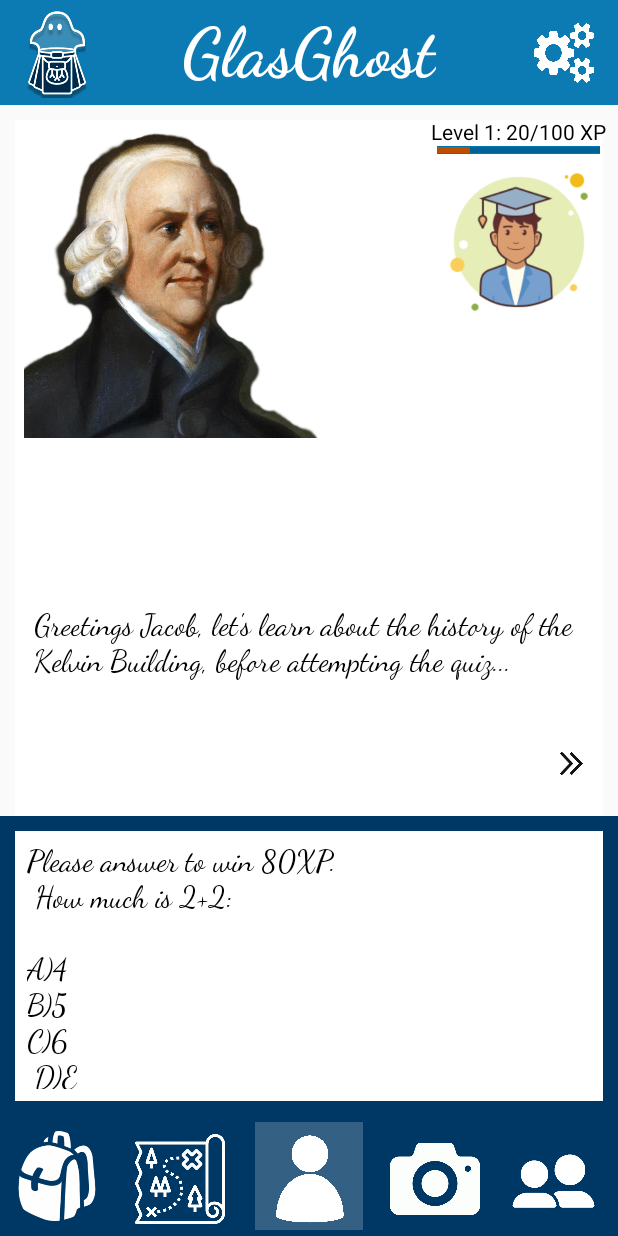
After one commit to 2145673B/Glasghost, an Android app: the QuizActivity screen opened directly, with no data from a screen before it, on a phone screen of 412 x 824 dp. The commit adds this screen. Run offline under Robolectric (Android 15) with nearby library versions, the phone set to English and light mode, and no system bars; Roboto replaces fonts that are not available here.

Commit message:
added history bubble

```diff
--- a/app/src/main/AndroidManifest.xml
+++ b/app/src/main/AndroidManifest.xml
@@ -9,7 +9,8 @@
         android:roundIcon="@mipmap/ic_launcher_round"
         android:supportsRtl="true"
         android:theme="@style/AppTheme">
-        <activity android:name=".DailyQuestsActivity"></activity>
+        <activity android:name=".QuizActivity"></activity>
+        <activity android:name=".DailyQuestsActivity" />
         <activity android:name=".MapActivity" />
         <activity android:name=".TutorialActivity" />
         <activity android:name=".MainActivity">
--- /dev/null
+++ b/app/src/main/java/com/example/glasghost/QuizActivity.java
@@ -0,0 +1,40 @@
+package com.example.glasghost;
+
+import androidx.appcompat.app.AppCompatActivity;
+
+import android.content.Intent;
+import android.os.Bundle;
+import android.view.View;
+import android.widget.ImageButton;
+import android.widget.TextView;
+
+public class QuizActivity extends AppCompatActivity {
+    static int i = 0;
+    @Override
+    protected void onCreate(Bundle savedInstanceState) {
+        super.onCreate(savedInstanceState);
+        setContentView(R.layout.activity_quiz);
+        nextSpeechBubble();
+    }
+
+    private void nextSpeechBubble() {
+        final TextView speechBubble = findViewById(R.id.speech_bubble);
+        ImageButton nextBubble = findViewById(R.id.nextSpeech);
+
+        final String[] strings = {"he Kelvin Building, originally known as the Natural Philosophy Building, was named after Lord Kelvin and was designed by Scottish architect James Miller.",
+                "The building was completed in 1906 and was formally opened by the Prince and Princess of Wales on 23 April 1907.",
+                "The Kelvin Building was also the first building at Gilmorehill to be equipped with the American Electric Utilities Company's 'Metaphone' system, an internal telephone network that could operate without a central switchboard."};
+
+        nextBubble.setOnClickListener(new View.OnClickListener() {
+            @Override
+            public void onClick(View v) {
+                if (i < strings.length) {
+                    speechBubble.setText(strings[i]);
+                    i++;
+                } else {
+                    speechBubble.setText("Please attempt the quiz know to win 80XP");
+                }
+            }
+        });
+    }
+}
--- /dev/null
+++ b/app/src/main/res/layout/activity_quiz.xml
@@ -0,0 +1,304 @@
+<?xml version="1.0" encoding="utf-8"?>
+<androidx.constraintlayout.widget.ConstraintLayout xmlns:android="http://schemas.android.com/apk/res/android"
+    xmlns:app="http://schemas.android.com/apk/res-auto"
+    xmlns:tools="http://schemas.android.com/tools"
+    android:layout_width="match_parent"
+    android:layout_height="match_parent"
+    tools:context=".QuizActivity">
+
+
+    <View
+        android:id="@+id/quests"
+        android:layout_width="0dp"
+        android:layout_height="0dp"
+        android:layout_margin="10dp"
+        android:background="@android:color/background_light"
+        app:layout_constraintBottom_toBottomOf="parent"
+        app:layout_constraintEnd_toEndOf="parent"
+        app:layout_constraintHorizontal_bias="0.578"
+        app:layout_constraintStart_toStartOf="parent"
+        app:layout_constraintTop_toBottomOf="@+id/toolbar2"
+        app:layout_constraintVertical_bias="0.526" />
+
+    <androidx.appcompat.widget.Toolbar
+        android:id="@+id/toolbar2"
+        android:layout_width="0dp"
+        android:layout_height="70dp"
+        android:alpha="0.95"
+        android:background="@color/cobalt"
+        android:minHeight="?attr/actionBarSize"
+        android:theme="?attr/actionBarTheme"
+        app:contentInsetStart="0dp"
+        app:layout_constraintEnd_toEndOf="parent"
+        app:layout_constraintHorizontal_bias="0.6"
+        app:layout_constraintStart_toStartOf="parent"
+        app:layout_constraintTop_toTopOf="parent" />
+
+    <ImageView
+        android:id="@+id/logo2"
+        android:layout_width="60dp"
+        android:layout_height="60dp"
+        android:layout_marginStart="8dp"
+        android:layout_marginLeft="8dp"
+        android:contentDescription="@string/imgs"
+        android:src="@drawable/ghost"
+        app:layout_constraintBottom_toBottomOf="@+id/toolbar2"
+        app:layout_constraintStart_toStartOf="parent"
+        app:layout_constraintTop_toTopOf="parent" />
+
+    <TextView
+        android:id="@+id/glasghost2"
+        android:layout_width="wrap_content"
+        android:layout_height="wrap_content"
+        android:fontFamily="cursive"
+        android:gravity="center"
+        android:text="@string/app_cap"
+        android:textAppearance="@style/TextAppearance.AppCompat.Body1"
+        android:textColor="@android:color/background_light"
+        android:textSize="45sp"
+        android:textStyle="bold"
+        app:layout_constraintBottom_toBottomOf="@+id/toolbar2"
+        app:layout_constraintEnd_toEndOf="parent"
+        app:layout_constraintStart_toStartOf="parent"
+        app:layout_constraintTop_toTopOf="@+id/toolbar2"
+        tools:text="@string/app_cap" />
+
+    <ImageView
+        android:id="@+id/adamSmith"
+        android:layout_width="225dp"
+        android:layout_height="212dp"
+        android:layout_marginStart="16dp"
+        android:layout_marginLeft="16dp"
+        android:layout_marginTop="80dp"
+        android:contentDescription="@string/imgs"
+        android:scaleType="centerCrop"
+        app:layout_constraintBottom_toTopOf="@+id/speech_bubble"
+        app:layout_constraintStart_toStartOf="parent"
+        app:layout_constraintTop_toTopOf="parent"
+        app:srcCompat="@drawable/adamsmith" />
+
+    <TextView
+        android:id="@+id/speech_bubbleQuiz"
+        android:layout_width="0dp"
+        android:layout_height="200dp"
+        android:background="@drawable/back"
+        android:fontFamily="cursive"
+        android:gravity="left"
+        android:padding="18dp"
+        android:text="@string/quizString"
+        android:textColor="@android:color/black"
+        android:textSize="20sp"
+        app:layout_constraintBottom_toTopOf="@+id/toolbar3"
+        app:layout_constraintEnd_toEndOf="parent"
+        app:layout_constraintHorizontal_bias="1.0"
+        app:layout_constraintStart_toStartOf="parent" />
+
+
+    <TextView
+        android:id="@+id/speech_bubbleHistory"
+        android:layout_width="401dp"
+        android:layout_height="107dp"
+        android:layout_marginBottom="250dp"
+        android:fontFamily="cursive"
+        android:gravity="left"
+        android:padding="18dp"
+        android:text="@string/first_text_for_history_quiz"
+        android:textColor="@android:color/black"
+        android:textSize="20sp"
+        app:layout_constraintBottom_toTopOf="@+id/toolbar3"
+        app:layout_constraintEnd_toEndOf="parent"
+        app:layout_constraintHorizontal_bias="0.444"
+        app:layout_constraintStart_toStartOf="parent" />
+
+    <ImageButton
+        android:id="@+id/nextSpeech"
+        android:layout_width="30dp"
+        android:layout_height="30dp"
+        android:layout_marginBottom="10dp"
+        android:background="@null"
+        android:contentDescription="@string/imgs"
+        android:scaleType="centerCrop"
+        app:layout_constraintBottom_toBottomOf="@+id/speech_bubble"
+        app:layout_constraintEnd_toEndOf="parent"
+        app:layout_constraintHorizontal_bias="0.958"
+        app:layout_constraintStart_toStartOf="parent"
+        app:layout_constraintTop_toBottomOf="@+id/speech_bubbleHistory"
+        app:srcCompat="@drawable/double_arrow" />
+
+    <ImageView
+        android:id="@+id/profile_pic"
+        android:layout_width="117dp"
+        android:layout_height="117dp"
+        android:contentDescription="@string/imgs"
+        android:scaleType="centerCrop"
+        app:layout_constraintStart_toStartOf="@+id/level"
+        app:layout_constraintTop_toBottomOf="@+id/levelBar"
+        app:srcCompat="@drawable/student_male" />
+
+    <ProgressBar
+        android:id="@+id/levelBar"
+        style="@style/Widget.AppCompat.ProgressBar.Horizontal"
+        android:layout_width="0dp"
+        android:layout_height="5dp"
+        android:layout_marginStart="4dp"
+        android:layout_marginLeft="4dp"
+        android:layout_marginEnd="4dp"
+        android:layout_marginRight="4dp"
+        android:background="@color/colorPrimary"
+        android:indeterminate="false"
+        android:max="100"
+        android:progress="20"
+        app:layout_constraintEnd_toEndOf="@+id/level"
+        app:layout_constraintHorizontal_bias="0.0"
+        app:layout_constraintStart_toStartOf="@+id/level"
+        app:layout_constraintTop_toBottomOf="@+id/level" />
+
+    <TextView
+        android:id="@+id/level"
+        android:layout_width="wrap_content"
+        android:layout_height="wrap_content"
+        android:layout_marginTop="8dp"
+        android:layout_marginEnd="8dp"
+        android:layout_marginRight="8dp"
+        android:text="@string/level"
+        android:textColor="@android:color/background_dark"
+        android:textSize="14sp"
+        app:layout_constraintEnd_toEndOf="parent"
+        app:layout_constraintTop_toBottomOf="@+id/toolbar2" />
+
+    <ImageView
+        android:id="@+id/settings"
+        android:layout_width="40dp"
+        android:layout_height="40dp"
+        android:layout_marginEnd="16dp"
+        android:layout_marginRight="16dp"
+        android:contentDescription="@string/imgs"
+        android:scaleType="centerCrop"
+        app:layout_constraintBottom_toBottomOf="@+id/toolbar2"
+        app:layout_constraintEnd_toEndOf="parent"
+        app:layout_constraintTop_toTopOf="parent"
+        app:srcCompat="@drawable/settings" />
+
+    <androidx.appcompat.widget.Toolbar
+        android:id="@+id/toolbar3"
+        android:layout_width="0dp"
+        android:layout_height="80dp"
+        android:background="@color/colorPrimaryDark"
+        android:minHeight="?attr/actionBarSize"
+        android:theme="?attr/actionBarTheme"
+        app:contentInsetStart="0dp"
+        app:layout_constraintBottom_toBottomOf="parent"
+        app:layout_constraintEnd_toEndOf="parent"
+        app:layout_constraintHorizontal_bias="0.0"
+        app:layout_constraintStart_toStartOf="parent" />
+
+    <ImageView
+        android:id="@+id/friends"
+        android:layout_width="70dp"
+        android:layout_height="60dp"
+        android:layout_marginStart="8dp"
+        android:layout_marginLeft="8dp"
+        android:layout_marginTop="12dp"
+        android:layout_marginEnd="8dp"
+        android:layout_marginRight="8dp"
+        android:layout_marginBottom="8dp"
+        android:contentDescription="@string/imgs"
+        android:scaleType="centerCrop"
+        app:layout_constraintBottom_toBottomOf="parent"
+        app:layout_constraintEnd_toEndOf="parent"
+        app:layout_constraintHorizontal_bias="1.0"
+        app:layout_constraintStart_toStartOf="parent"
+        app:layout_constraintTop_toTopOf="@+id/toolbar3"
+        app:srcCompat="@drawable/friends" />
+
+    <ImageView
+        android:id="@+id/backpack"
+        android:layout_width="60dp"
+        android:layout_height="60dp"
+        android:layout_marginStart="8dp"
+        android:layout_marginLeft="8dp"
+        android:layout_marginEnd="8dp"
+        android:layout_marginRight="8dp"
+        android:contentDescription="@string/imgs"
+        app:layout_constraintBottom_toBottomOf="parent"
+        app:layout_constraintEnd_toEndOf="parent"
+        app:layout_constraintHorizontal_bias="0.0"
+        app:layout_constraintStart_toStartOf="parent"
+        app:layout_constraintTop_toTopOf="@+id/toolbar3"
+        app:srcCompat="@drawable/bag" />
+
+    <ImageView
+        android:id="@+id/camera"
+        android:layout_width="60dp"
+        android:layout_height="60dp"
+        android:layout_marginStart="8dp"
+        android:layout_marginLeft="8dp"
+        android:layout_marginTop="12dp"
+        android:layout_marginEnd="8dp"
+        android:layout_marginRight="8dp"
+        android:layout_marginBottom="8dp"
+        android:contentDescription="@string/imgs"
+        app:layout_constraintBottom_toBottomOf="parent"
+        app:layout_constraintEnd_toEndOf="parent"
+        app:layout_constraintHorizontal_bias="0.75"
+        app:layout_constraintStart_toStartOf="parent"
+        app:layout_constraintTop_toTopOf="@+id/toolbar3"
+        app:srcCompat="@drawable/camera" />
+
+    <ImageView
+        android:id="@+id/map_icon"
+        android:layout_width="60dp"
+        android:layout_height="60dp"
+        android:layout_marginStart="8dp"
+        android:layout_marginLeft="8dp"
+        android:layout_marginTop="12dp"
+        android:layout_marginEnd="8dp"
+        android:layout_marginRight="8dp"
+        android:layout_marginBottom="8dp"
+        android:contentDescription="@string/imgs"
+        app:layout_constraintBottom_toBottomOf="parent"
+        app:layout_constraintEnd_toEndOf="@+id/friends"
+        app:layout_constraintHorizontal_bias="0.25"
+        app:layout_constraintStart_toStartOf="parent"
+        app:layout_constraintTop_toTopOf="@+id/toolbar3"
+        app:srcCompat="@drawable/map_icon" />
+
+    <ImageView
+        android:id="@+id/profile"
+        android:layout_width="90dp"
+        android:layout_height="60dp"
+        android:layout_marginStart="8dp"
+        android:layout_marginLeft="8dp"
+        android:layout_marginTop="12dp"
+        android:layout_marginEnd="8dp"
+        android:layout_marginRight="8dp"
+        android:layout_marginBottom="8dp"
+        android:contentDescription="@string/imgs"
+        app:layout_constraintBottom_toBottomOf="parent"
+        app:layout_constraintEnd_toEndOf="parent"
+        app:layout_constraintStart_toStartOf="parent"
+        app:layout_constraintTop_toTopOf="@+id/toolbar3"
+        app:srcCompat="@drawable/profile" />
+
+    <ImageView
+        android:id="@+id/highlight"
+        android:layout_width="72dp"
+        android:layout_height="72dp"
+        android:layout_marginStart="8dp"
+        android:layout_marginLeft="8dp"
+        android:layout_marginTop="4dp"
+        android:layout_marginEnd="8dp"
+        android:layout_marginRight="8dp"
+        android:layout_marginBottom="4dp"
+        android:alpha="0.2"
+        app:layout_constraintBottom_toBottomOf="@+id/toolbar3"
+        app:layout_constraintEnd_toEndOf="parent"
+        app:layout_constraintHorizontal_bias="0.5"
+        app:layout_constraintStart_toStartOf="parent"
+        app:layout_constraintTop_toTopOf="@+id/toolbar3"
+        app:srcCompat="@drawable/white" />
+
+
+
+
+</androidx.constraintlayout.widget.ConstraintLayout>
--- a/app/src/main/res/values/strings.xml
+++ b/app/src/main/res/values/strings.xml
@@ -11,5 +11,7 @@
     <string name="firstTutorialText">Greetings, newcomer, and welcome to Glasgow University! I am Sir Adam Smith!</string>
     <string name="level">Level 1: 20/100 XP</string>
     <string name="myProfile">My profile</string>
+    <string name="quizString">Please answer to win 80XP.\n How much is 2+2:\n \nA)4\nB)5\nC)6\n D)E</string>
+    <string name="first_text_for_history_quiz">Greetings Jacob, let\'s learn about the history of the Kelvin Building, before attempting the quiz...</string>
 
 </resources>
```
